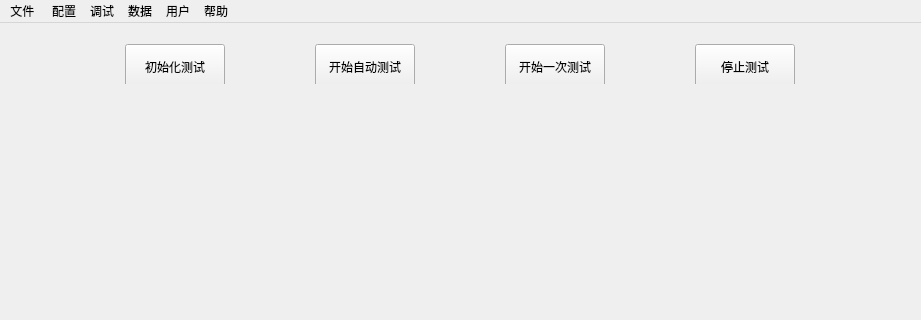
Qt form mainwindow.ui (ReceiverUsb-rapoo/ReceiverUsbTest) before a commit; both pictures show x 0 to 921 and y 0 to 320 of the 1093 by 685 pixel window.
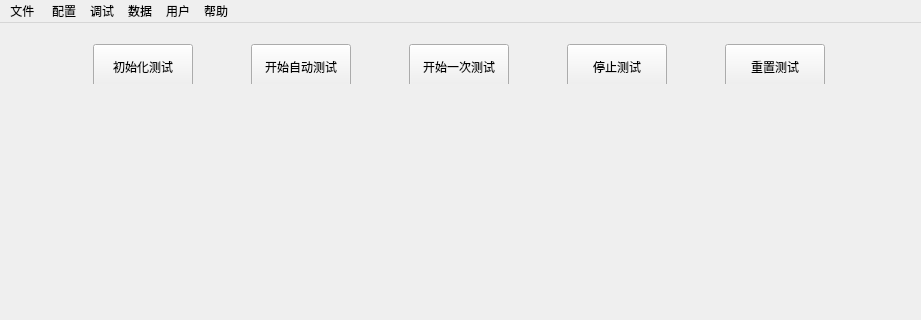
The same form after that commit.

Commit message: The two of FW's Test is ok

```diff
--- a/mainwindow.ui
+++ b/mainwindow.ui
@@ -298,6 +298,30 @@
        </property>
       </widget>
      </item>
+     <item row="0" column="4">
+      <widget class="QPushButton" name="pb_ResettingTest">
+       <property name="minimumSize">
+        <size>
+         <width>100</width>
+         <height>45</height>
+        </size>
+       </property>
+       <property name="maximumSize">
+        <size>
+         <width>100</width>
+         <height>45</height>
+        </size>
+       </property>
+       <property name="font">
+        <font>
+         <pointsize>9</pointsize>
+        </font>
+       </property>
+       <property name="text">
+        <string>重置测试</string>
+       </property>
+      </widget>
+     </item>
     </layout>
    </widget>
    <widget class="QGroupBox" name="groupBox_2">
@@ -374,9 +398,9 @@
    <widget class="QWidget" name="gridLayoutWidget">
     <property name="geometry">
      <rect>
-      <x>80</x>
+      <x>130</x>
       <y>80</y>
-      <width>761</width>
+      <width>661</width>
       <height>61</height>
      </rect>
     </property>
```
Left out of the diff: 58 changed lines with no effect on the pictures. The commit also changes 49 other files.
